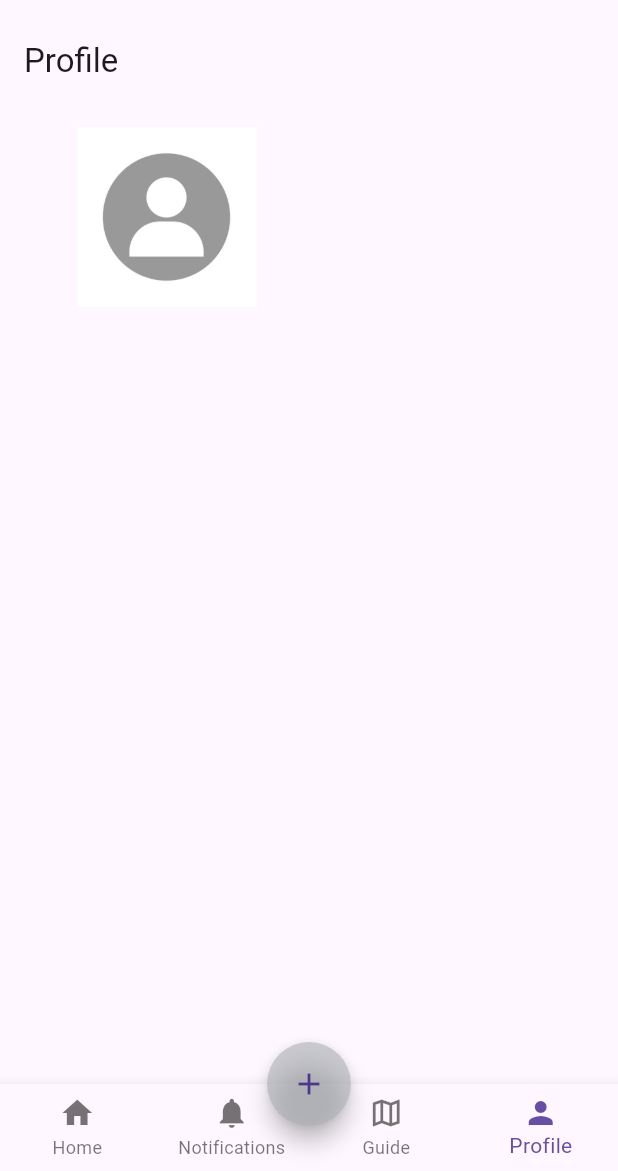
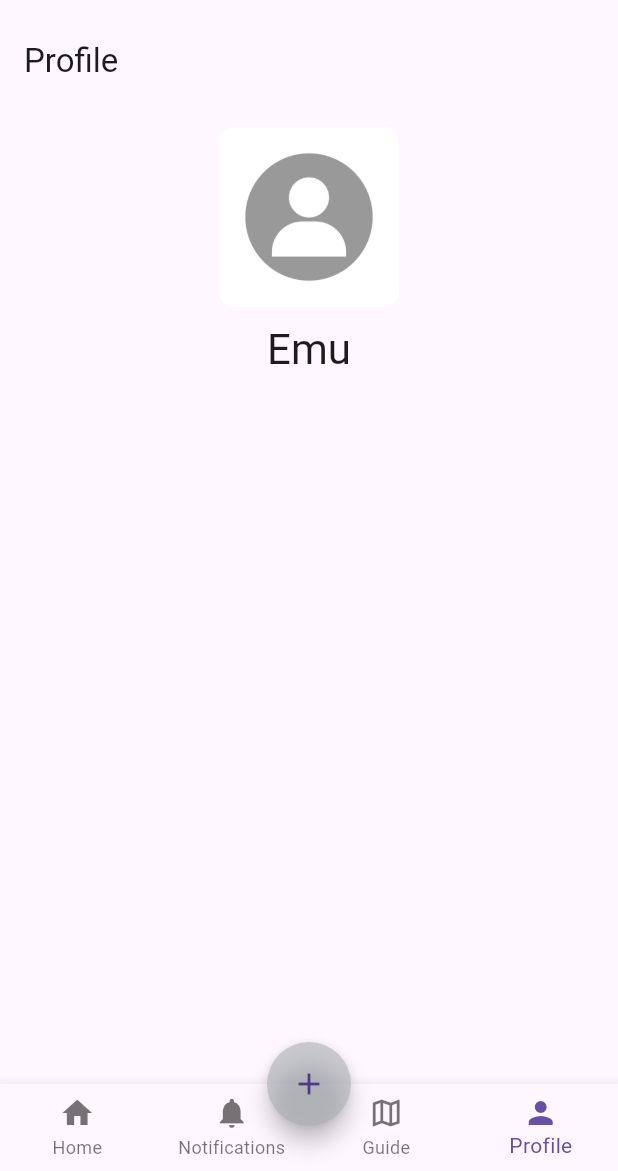
Before and after one commit to Quinxie51/ExpiRo-App, a Flutter app: the screen it shows after launch, item 4 of the bottom bar chosen, on a phone screen of 412 x 824 dp, the part 65-1236 px from its top. Run offline on Flutter 3.47's test engine with Material 3 defaults, Android fonts, the phone set to English and light mode, and no system bars; our stand-ins replace line_awesome_flutter; network calls fail.

Commit message:
Profile picture and name

```diff
--- a/lib/profile.dart
+++ b/lib/profile.dart
@@ -17,13 +17,28 @@ class MyProfileScreen extends StatelessWidget {
       body: SingleChildScrollView(
         child: Container(
           padding: const EdgeInsets.all(defaultPadding),
-          child: const Column(
-            children: [
-              SizedBox(
-                width: 190, height: 120,
-                child: Image (image: AssetImage('assets/images/user_profile.jpg')),
-              ),
-            ],
+          child: Center(
+            child: Column(
+              mainAxisAlignment: MainAxisAlignment.center,
+              crossAxisAlignment: CrossAxisAlignment.center,
+              children: [
+                SizedBox(
+                  width: 120,
+                  height: 120,
+                  child: ClipRRect(
+                    borderRadius: BorderRadius.circular(10),
+                    child: const Image(
+                      image: AssetImage('assets/images/user_profile.jpg'),
+                    ),
+                  ),
+                ),
+                const SizedBox(height: 10),
+                Text(
+                  "Emu",
+                  style: Theme.of(context).textTheme.headline4,
+                ),
+              ],
+            ),
           ),
         ),
       ),
```
Also changed, not shown: flutter_01.png (added).
